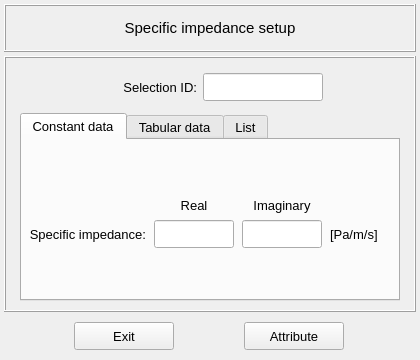
Before: the Qt Designer form vibra/interface/data/ui_files/model/acoustic/specific_impedance_inputs.ui in MOPT-UFSC/VIBRA, drawn with Qt 5.
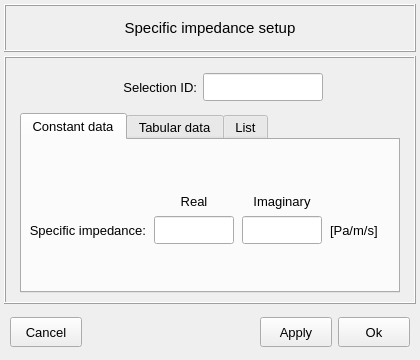
After: the same form once the commit is applied. Icons and pictures are not drawn.

Diff of the .ui file:
```diff
--- a/vibra/interface/data/ui_files/model/acoustic/specific_impedance_inputs.ui
+++ b/vibra/interface/data/ui_files/model/acoustic/specific_impedance_inputs.ui
@@ -986,14 +986,14 @@
     <widget class="QFrame" name="frame_11">
      <property name="minimumSize">
       <size>
-       <width>340</width>
-       <height>40</height>
+       <width>0</width>
+       <height>48</height>
       </size>
      </property>
      <property name="maximumSize">
       <size>
        <width>16777215</width>
-       <height>100</height>
+       <height>48</height>
       </size>
      </property>
      <property name="frameShape">
@@ -1004,85 +1004,146 @@
      </property>
      <layout class="QGridLayout" name="gridLayout_14">
       <property name="leftMargin">
-       <number>0</number>
+       <number>6</number>
       </property>
       <property name="topMargin">
        <number>0</number>
       </property>
       <property name="rightMargin">
-       <number>0</number>
+       <number>6</number>
       </property>
       <property name="bottomMargin">
        <number>0</number>
       </property>
-      <property name="spacing">
+      <property name="verticalSpacing">
        <number>0</number>
       </property>
+      <item row="0" column="3">
+       <widget class="QPushButton" name="pushButton_apply_and_close">
+        <property name="minimumSize">
+         <size>
+          <width>72</width>
+          <height>30</height>
+         </size>
+        </property>
+        <property name="maximumSize">
+         <size>
+          <width>72</width>
+          <height>30</height>
+         </size>
+        </property>
+        <property name="font">
+         <font>
+          <pointsize>10</pointsize>
+          <italic>false</italic>
+          <bold>false</bold>
+         </font>
+        </property>
+        <property name="styleSheet">
+         <string notr="true"/>
+        </property>
+        <property name="text">
+         <string>Ok</string>
+        </property>
+        <property name="autoDefault">
+         <bool>false</bool>
+        </property>
+        <property name="default">
+         <bool>false</bool>
+        </property>
+        <property name="flat">
+         <bool>false</bool>
+        </property>
+       </widget>
+      </item>
+      <item row="0" column="2">
+       <widget class="QPushButton" name="pushButton_apply">
+        <property name="minimumSize">
+         <size>
+          <width>72</width>
+          <height>30</height>
+         </size>
+        </property>
+        <property name="maximumSize">
+         <size>
+          <width>72</width>
+          <height>30</height>
+         </size>
+        </property>
+        <property name="font">
+         <font>
+          <pointsize>10</pointsize>
+          <italic>false</italic>
+          <bold>false</bold>
+         </font>
+        </property>
+        <property name="styleSheet">
+         <string notr="true"/>
+        </property>
+        <property name="text">
+         <string>Apply</string>
+        </property>
+        <property name="autoDefault">
+         <bool>false</bool>
+        </property>
+        <property name="default">
+         <bool>false</bool>
+        </property>
+        <property name="flat">
+         <bool>false</bool>
+        </property>
+       </widget>
+      </item>
+      <item row="0" column="0">
+       <widget class="QPushButton" name="pushButton_cancel">
+        <property name="minimumSize">
+         <size>
+          <width>72</width>
+          <height>30</height>
+         </size>
+        </property>
+        <property name="maximumSize">
+         <size>
+          <width>72</width>
+          <height>30</height>
+         </size>
+        </property>
+        <property name="font">
+         <font>
+          <pointsize>10</pointsize>
+          <italic>false</italic>
+          <bold>false</bold>
+         </font>
+        </property>
+        <property name="styleSheet">
+         <string notr="true"/>
+        </property>
+        <property name="text">
+         <string>Cancel</string>
+        </property>
+        <property name="autoDefault">
+         <bool>false</bool>
+        </property>
+        <property name="default">
+         <bool>false</bool>
+        </property>
+        <property name="flat">
+         <bool>false</bool>
+        </property>
+       </widget>
+      </item>
       <item row="0" column="1">
-       <widget class="QPushButton" name="pushButton_attribute">
-        <property name="minimumSize">
-         <size>
-          <width>100</width>
-          <height>28</height>
-         </size>
+       <spacer name="horizontalSpacer_17">
+        <property name="orientation">
+         <enum>Qt::Orientation::Horizontal</enum>
         </property>
-        <property name="maximumSize">
+        <property name="sizeHint" stdset="0">
          <size>
-          <width>100</width>
-          <height>28</height>
+          <width>40</width>
+          <height>20</height>
          </size>
         </property>
-        <property name="font">
-         <font>
-          <family>MS Shell Dlg 2</family>
-          <pointsize>10</pointsize>
-          <italic>false</italic>
-          <bold>false</bold>
-         </font>
-        </property>
-        <property name="styleSheet">
-         <string notr="true"/>
-        </property>
-        <property name="text">
-         <string>Attribute</string>
-        </property>
-        <property name="autoDefault">
-         <bool>false</bool>
-        </property>
-       </widget>
-      </item>
-      <item row="0" column="0">
-       <widget class="QPushButton" name="pushButton_exit">
-        <property name="minimumSize">
-         <size>
-          <width>100</width>
-          <height>28</height>
-         </size>
-        </property>
-        <property name="maximumSize">
-         <size>
-          <width>100</width>
-          <height>28</height>
-         </size>
-        </property>
-        <property name="font">
-         <font>
-          <family>MS Shell Dlg 2</family>
-          <pointsize>10</pointsize>
-          <italic>false</italic>
-          <bold>false</bold>
-         </font>
-        </property>
-        <property name="styleSheet">
-         <string notr="true"/>
-        </property>
-        <property name="text">
-         <string>Exit</string>
-        </property>
-        <property name="autoDefault">
-         <bool>false</bool>
-        </property>
-       </widget>
+       </spacer>
       </item>
      </layout>
     </widget>
```
Left out of the diff: 134 changed lines with no effect on the pictures.
